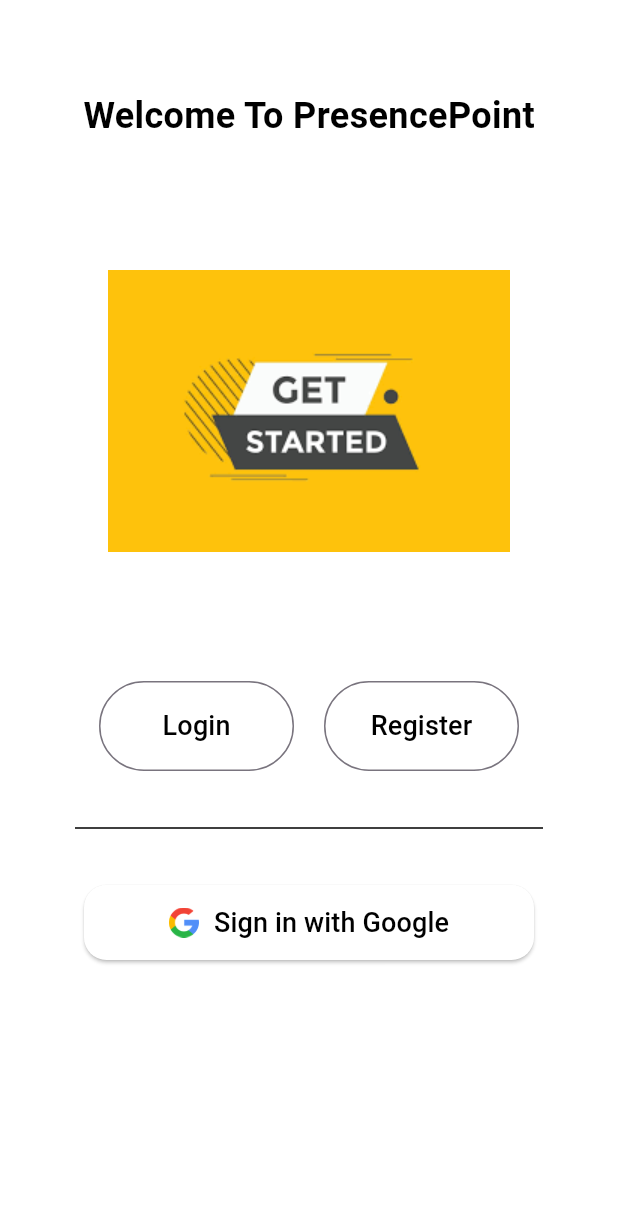
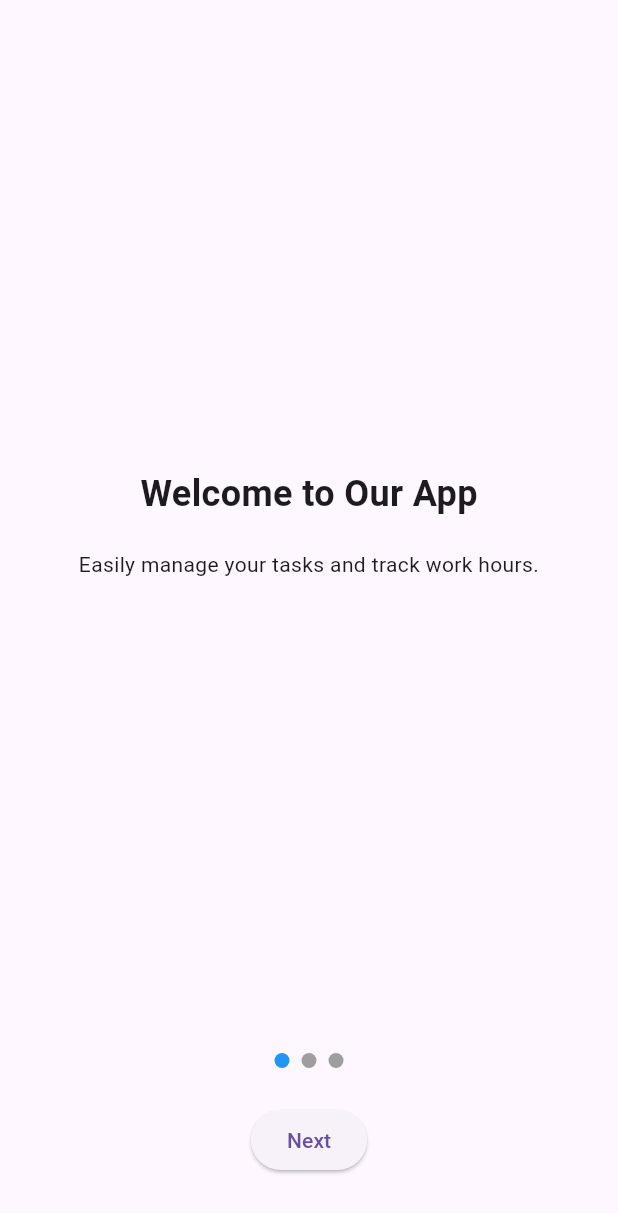
Before and after one commit to AakashB275/Presence_Point, a Flutter app: the screen it shows after launch, on a phone screen of 412 x 824 dp. Shown: the top 1213 px of the screen. Run offline on Flutter 3.47's test engine with Material 3 defaults, Android fonts, the phone set to English and light mode, and no system bars; our stand-ins replace fl_chart, flutter_map, geolocator, google_maps_flutter, latlong2, location and 4 more; accounts and stored records are empty.

Commit message:
onboarding screens for new users

```diff
--- /dev/null
+++ b/lib/pages/onboarding_screen.dart
@@ -0,0 +1,89 @@
+import 'package:flutter/material.dart';
+import 'package:presence_point_2/pages/prefs.dart';
+import 'package:presence_point_2/pages/new_organisation.dart';
+
+class OnboardingScreen extends StatefulWidget {
+  @override
+  _OnboardingScreenState createState() => _OnboardingScreenState();
+}
+
+class _OnboardingScreenState extends State<OnboardingScreen> {
+  final PageController _controller = PageController();
+  int _currentPage = 0;
+
+  final List<String> _titles = [
+    "Welcome to Our App",
+    "Track Your Work Efficiently",
+    "Join an Organization"
+  ];
+
+  final List<String> _descriptions = [
+    "Easily manage your tasks and track work hours.",
+    "Stay productive with smart tracking and insights.",
+    "Connect with your organization to get started."
+  ];
+
+  void _completeOnboarding() async {
+    await Prefs.setFirstTimeUser(false);
+    Navigator.pushReplacement(
+        context, MaterialPageRoute(builder: (context) => NewOrganisation()));
+  }
+
+  @override
+  Widget build(BuildContext context) {
+    return Scaffold(
+      body: Column(
+        children: [
+          Expanded(
+            child: PageView.builder(
+              controller: _controller,
+              onPageChanged: (index) => setState(() => _currentPage = index),
+              itemCount: _titles.length,
+              itemBuilder: (context, index) {
+                return Padding(
+                  padding: EdgeInsets.all(20),
+                  child: Column(
+                    mainAxisAlignment: MainAxisAlignment.center,
+                    children: [
+                      Text(_titles[index],
+                          style: TextStyle(
+                              fontSize: 24, fontWeight: FontWeight.bold)),
+                      SizedBox(height: 20),
+                      Text(_descriptions[index], textAlign: TextAlign.center),
+                    ],
+                  ),
+                );
+              },
+            ),
+          ),
+          Row(
+            mainAxisAlignment: MainAxisAlignment.center,
+            children: List.generate(
+              _titles.length,
+              (index) => Container(
+                margin: EdgeInsets.all(4),
+                width: 10,
+                height: 10,
+                decoration: BoxDecoration(
+                  shape: BoxShape.circle,
+                  color: _currentPage == index ? Colors.blue : Colors.grey,
+                ),
+              ),
+            ),
+          ),
+          SizedBox(height: 20),
+          ElevatedButton(
+            onPressed: _currentPage == _titles.length - 1
+                ? _completeOnboarding
+                : () => _controller.nextPage(
+                    duration: Duration(milliseconds: 300),
+                    curve: Curves.easeInOut),
+            child: Text(
+                _currentPage == _titles.length - 1 ? "Get Started" : "Next"),
+          ),
+          SizedBox(height: 40),
+        ],
+      ),
+    );
+  }
+}
--- a/lib/pages/organisation_details.dart
+++ b/lib/pages/organisation_details.dart
@@ -18,6 +18,12 @@ class _OrganisationDetailsState extends State<OrganisationDetails> {
       appBar: AppBar(
         centerTitle: true,
         backgroundColor: Colors.amber,
+        leading: IconButton(
+          icon: Icon(Icons.arrow_back), // Back Button at Top Left
+          onPressed: () {
+            Navigator.pushReplacementNamed(context, "/home"); // Navigate Back
+          },
+        ),
       ),
       body: Padding(
         padding: const EdgeInsets.all(20.0),
--- a/lib/wrapper.dart
+++ b/lib/wrapper.dart
@@ -1,42 +1,53 @@
 import 'package:flutter/material.dart';
+import 'package:presence_point_2/pages/home_page.dart';
+import 'package:presence_point_2/pages/login.dart';
+import 'package:presence_point_2/pages/onboarding_screen.dart'; // Add onboarding screen
+import 'package:presence_point_2/pages/new_organisation.dart';
 import 'package:supabase_flutter/supabase_flutter.dart';
-import './pages/home_page.dart';
-import 'package:presence_point_2/pages/get_started.dart';
+import 'package:shared_preferences/shared_preferences.dart';
 
 class Wrapper extends StatefulWidget {
-  const Wrapper({super.key});
-
   @override
   _WrapperState createState() => _WrapperState();
 }
 
 class _WrapperState extends State<Wrapper> {
-  final supabase = Supabase.instance.client;
-  late Stream<AuthState> authStateStream;
+  final SupabaseClient supabase = Supabase.instance.client;
+  bool? hasJoinedOrg;
+  bool? isFirstTime;
 
   @override
   void initState() {
     super.initState();
-    authStateStream = supabase.auth.onAuthStateChange;
+    _checkUserStatus();
+  }
+
+  Future<void> _checkUserStatus() async {
+    final prefs = await SharedPreferences.getInstance();
+    bool firstTime = prefs.getBool('first_time') ?? true;
+    bool joinedOrg = prefs.getBool('joined_org') ?? false;
+
+    setState(() {
+      isFirstTime = firstTime;
+      hasJoinedOrg = joinedOrg;
+    });
   }
 
   @override
   Widget build(BuildContext context) {
-    return Scaffold(
-      body: StreamBuilder<AuthState>(
-        stream: authStateStream,
-        builder: (context, snapshot) {
-          if (snapshot.connectionState == ConnectionState.waiting) {
-            return const Center(child: CircularProgressIndicator());
-          }
-          if (snapshot.connectionState == ConnectionState.none) {
-            return const Center(child: Text('No internet connection'));
-          }
-          // If user is logged in, go to HomePage, otherwise show GetStarted screen
-          final session = supabase.auth.currentSession;
-          return session != null ? HomePage() : const GetStarted();
-        },
-      ),
-    );
+    if (isFirstTime == null || hasJoinedOrg == null) {
+      return Scaffold(
+          body: Center(child: CircularProgressIndicator())); // Loading state
+    }
+
+    if (isFirstTime!) {
+      return OnboardingScreen();
+    } else if (supabase.auth.currentUser == null) {
+      return LoginPage();
+    } else if (!hasJoinedOrg!) {
+      return NewOrganisation();
+    } else {
+      return HomePage();
+    }
   }
 }
```
Also changed, not shown: lib/pages/new_organisation.dart (+52 -10 lines), lib/pages/prefs.dart (added, +23 -0 lines).
